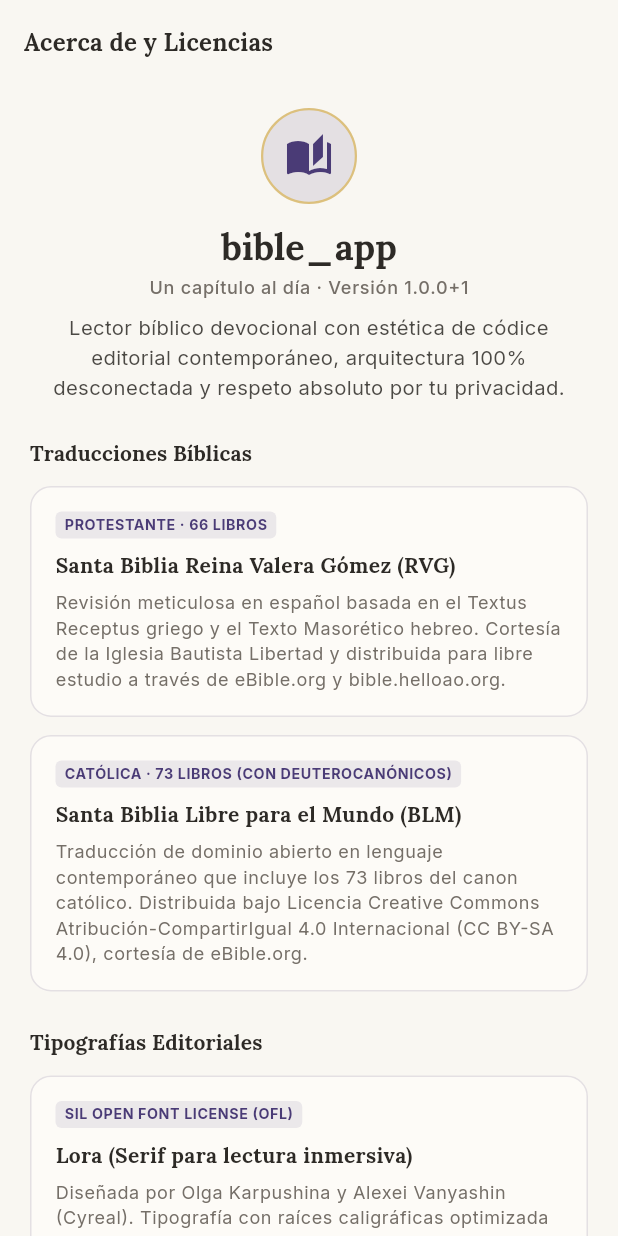
After one commit to Matute0512/bible-app, a Flutter app: the AboutLicensesScreen screen opened by its route, on a phone screen of 412 x 824 dp. The commit adds this screen. Run offline on Flutter 3.47's test engine with Material 3 defaults, Android fonts, the phone set to English and light mode, and no system bars; our stand-ins replace drift, flutter_local_notifications, flutter_riverpod, flutter_timezone, go_router, google_fonts and 4 more; accounts and stored records are empty; generated files the repository leaves out were written again; project files that could hold a hidden picture were left out.

Commit message:
feat(hardening): add AboutLicensesScreen, local backup export/import, privacy policy and Play Store hardening

```diff
--- a/lib/router.dart
+++ b/lib/router.dart
@@ -7,6 +7,7 @@ import 'screens/app_shell_screen.dart';
 import 'screens/dashboard_screen.dart';
 import 'screens/explore_screen.dart';
 import 'screens/onboarding_screen.dart';
+import 'screens/about_licenses_screen.dart';
 import 'screens/plans_screen.dart';
 import 'screens/reading_screen.dart';
 import 'screens/saved_screen.dart';
@@ -94,6 +95,10 @@ final routerProvider = Provider<GoRouter>((ref) {
         path: '/plans',
         builder: (context, state) => const PlansScreen(),
       ),
+      GoRoute(
+        path: '/about',
+        builder: (context, state) => const AboutLicensesScreen(),
+      ),
     ],
     redirect: (context, state) {
       final prefsAsync = ref.read(sharedPreferencesProvider);
--- /dev/null
+++ b/lib/screens/about_licenses_screen.dart
@@ -0,0 +1,296 @@
+import 'package:flutter/material.dart';
+import '../theme/bible_theme.dart';
+
+/// Screen detailing biblical copyright attributions, font licenses, open-source
+/// dependencies, and local-first privacy commitments.
+class AboutLicensesScreen extends StatelessWidget {
+  const AboutLicensesScreen({super.key});
+
+  @override
+  Widget build(BuildContext context) {
+    final theme = Theme.of(context);
+    final readingStyle = BibleReadingStyle.of(context);
+
+    return Scaffold(
+      backgroundColor: readingStyle.surfaceColor,
+      appBar: AppBar(
+        backgroundColor: readingStyle.surfaceColor,
+        elevation: 0,
+        scrolledUnderElevation: 0,
+        title: Text(
+          'Acerca de y Licencias',
+          style: theme.textTheme.titleMedium?.copyWith(
+            fontFamily: 'Lora',
+            fontWeight: FontWeight.bold,
+            color: readingStyle.textColor,
+          ),
+        ),
+      ),
+      body: ListView(
+        padding: const EdgeInsets.symmetric(horizontal: 20, vertical: 16),
+        children: [
+          // -----------------------------------------------------------------
+          // 1. App Identity Header
+          // -----------------------------------------------------------------
+          Center(
+            child: Column(
+              children: [
+                Container(
+                  width: 64,
+                  height: 64,
+                  decoration: BoxDecoration(
+                    color: ReadingPalette.indigo.withValues(alpha: 0.12),
+                    shape: BoxShape.circle,
+                    border: Border.all(
+                      color: ReadingPalette.amber.withValues(alpha: 0.5),
+                      width: 1.5,
+                    ),
+                  ),
+                  child: const Icon(
+                    Icons.auto_stories,
+                    size: 32,
+                    color: ReadingPalette.indigo,
+                  ),
+                ),
+                const SizedBox(height: 12),
+                Text(
+                  'bible_app',
+                  style: theme.textTheme.headlineSmall?.copyWith(
+                    fontFamily: 'Lora',
+                    fontWeight: FontWeight.bold,
+                    color: readingStyle.textColor,
+                  ),
+                ),
+                const SizedBox(height: 4),
+                Text(
+                  'Un capítulo al día · Versión 1.0.0+1',
+                  style: theme.textTheme.labelMedium?.copyWith(
+                    fontFamily: 'Inter',
+                    color: readingStyle.metaColor,
+                  ),
+                ),
+                const SizedBox(height: 8),
+                Text(
+                  'Lector bíblico devocional con estética de códice editorial contemporáneo, arquitectura 100% desconectada y respeto absoluto por tu privacidad.',
+                  textAlign: TextAlign.center,
+                  style: theme.textTheme.bodyMedium?.copyWith(
+                    fontFamily: 'Inter',
+                    color: readingStyle.textColor.withValues(alpha: 0.85),
+                    height: 1.45,
+                    fontSize: 13.5,
+                  ),
+                ),
+              ],
+            ),
+          ),
+          const SizedBox(height: 24),
+
+          // -----------------------------------------------------------------
+          // 2. Biblical Texts & Copyright
+          // -----------------------------------------------------------------
+          _buildSectionHeader(context, 'Traducciones Bíblicas'),
+          const SizedBox(height: 12),
+          _buildLicenseCard(
+            context,
+            title: 'Santa Biblia Reina Valera Gómez (RVG)',
+            badge: 'PROTESTANTE · 66 LIBROS',
+            description:
+                'Revisión meticulosa en español basada en el Textus Receptus griego y el Texto Masorético hebreo. '
+                'Cortesía de la Iglesia Bautista Libertad y distribuida para libre estudio a través de eBible.org y bible.helloao.org.',
+          ),
+          const SizedBox(height: 12),
+          _buildLicenseCard(
+            context,
+            title: 'Santa Biblia Libre para el Mundo (BLM)',
+            badge: 'CATÓLICA · 73 LIBROS (CON DEUTEROCANÓNICOS)',
+            description:
+                'Traducción de dominio abierto en lenguaje contemporáneo que incluye los 73 libros del canon católico. '
+                'Distribuida bajo Licencia Creative Commons Atribución-CompartirIgual 4.0 Internacional (CC BY-SA 4.0), cortesía de eBible.org.',
+          ),
+          const SizedBox(height: 24),
+
+          // -----------------------------------------------------------------
+          // 3. Typographic Heritage
+          // -----------------------------------------------------------------
+          _buildSectionHeader(context, 'Tipografías Editoriales'),
+          const SizedBox(height: 12),
+          _buildLicenseCard(
+            context,
+            title: 'Lora (Serif para lectura inmersiva)',
+            badge: 'SIL OPEN FONT LICENSE (OFL)',
+            description:
+                'Diseñada por Olga Karpushina y Alexei Vanyashin (Cyreal). '
+                'Tipografía con raíces caligráficas optimizada para párrafos extensos de prosa bíblica.',
+          ),
+          const SizedBox(height: 12),
+          _buildLicenseCard(
+            context,
+            title: 'Inter (Sans-serif para interfaz y versalitas)',
+            badge: 'SIL OPEN FONT LICENSE (OFL)',
+            description:
+                'Diseñada por Rasmus Andersson. '
+                'Familia geométrica de alta legibilidad en pantallas digitales, empleada en títulos, referencias y notas.',
+          ),
+          const SizedBox(height: 24),
+
+          // -----------------------------------------------------------------
+          // 4. Privacy Commitment
+          // -----------------------------------------------------------------
+          _buildSectionHeader(context, 'Privacidad y Filosofía Local-First'),
+          const SizedBox(height: 12),
+          Container(
+            padding: const EdgeInsets.all(18),
+            decoration: BoxDecoration(
+              color: readingStyle.cardBackground,
+              borderRadius: BorderRadius.circular(16),
+              border: Border.all(
+                color: theme.colorScheme.outlineVariant.withValues(alpha: 0.5),
+              ),
+            ),
+            child: Column(
+              crossAxisAlignment: CrossAxisAlignment.start,
+              children: [
+                Row(
+                  children: [
+                    const Icon(
+                      Icons.security_outlined,
+                      color: ReadingPalette.indigo,
+                      size: 20,
+                    ),
+                    const SizedBox(width: 8),
+                    Text(
+                      'Tus reflexiones son tuyas',
+                      style: theme.textTheme.titleSmall?.copyWith(
+                        fontFamily: 'Lora',
+                        fontWeight: FontWeight.bold,
+                        color: readingStyle.textColor,
+                      ),
+                    ),
+                  ],
+                ),
+                const SizedBox(height: 8),
+                Text(
+                  'Esta aplicación no recopila información personal, no contiene publicidad comercial ni SDKs de rastreo o analítica invasiva. '
+                  'Tus notas, favoritos, colores de resaltado y planes residen únicamente en la base de datos local SQLite de tu teléfono.',
+                  style: theme.textTheme.bodySmall?.copyWith(
+                    fontFamily: 'Inter',
+                    color: readingStyle.textColor.withValues(alpha: 0.85),
+                    height: 1.45,
+                  ),
+                ),
+              ],
+            ),
+          ),
+          const SizedBox(height: 24),
+
+          // -----------------------------------------------------------------
+          // 5. Open Source Packages
+          // -----------------------------------------------------------------
+          OutlinedButton.icon(
+            onPressed: () {
+              showLicensePage(
+                context: context,
+                applicationName: 'bible_app · Un capítulo al día',
+                applicationVersion: '1.0.0+1',
+                applicationIcon: const Padding(
+                  padding: EdgeInsets.all(12),
+                  child: Icon(Icons.auto_stories, size: 36),
+                ),
+              );
+            },
+            icon: const Icon(Icons.description_outlined, size: 18),
+            label: const Text(
+              'Ver licencias de bibliotecas de código abierto',
+              style: TextStyle(fontFamily: 'Inter'),
+            ),
+            style: OutlinedButton.styleFrom(
+              padding: const EdgeInsets.symmetric(vertical: 14),
+              shape: RoundedRectangleBorder(
+                borderRadius: BorderRadius.circular(12),
+              ),
+            ),
+          ),
+        ],
+      ),
+    );
+  }
+
+  Widget _buildSectionHeader(BuildContext context, String title) {
+    final theme = Theme.of(context);
+    final readingStyle = BibleReadingStyle.of(context);
+
+    return Text(
+      title,
+      style: theme.textTheme.titleSmall?.copyWith(
+        fontFamily: 'Lora',
+        fontWeight: FontWeight.bold,
+        color: readingStyle.textColor,
+      ),
+    );
+  }
+
+  Widget _buildLicenseCard(
+    BuildContext context, {
+    required String title,
+    required String badge,
+    required String description,
+  }) {
+    final theme = Theme.of(context);
+    final readingStyle = BibleReadingStyle.of(context);
+
+    return Container(
+      padding: const EdgeInsets.all(16),
+      decoration: BoxDecoration(
+        color: readingStyle.cardBackground,
+        borderRadius: BorderRadius.circular(14),
+        border: Border.all(
+          color: theme.colorScheme.outlineVariant.withValues(alpha: 0.5),
+        ),
+      ),
+      child: Column(
+        crossAxisAlignment: CrossAxisAlignment.start,
+        children: [
+          Row(
+            children: [
+              Container(
+                padding: const EdgeInsets.symmetric(horizontal: 6, vertical: 2),
+                decoration: BoxDecoration(
+                  color: ReadingPalette.indigo.withValues(alpha: 0.1),
+                  borderRadius: BorderRadius.circular(4),
+                ),
+                child: Text(
+                  badge,
+                  style: theme.textTheme.labelSmall?.copyWith(
+                    fontFamily: 'Inter',
+                    fontSize: 9.5,
+                    fontWeight: FontWeight.bold,
+                    letterSpacing: 0.4,
+                    color: ReadingPalette.indigo,
+                  ),
+                ),
+              ),
+            ],
+          ),
+          const SizedBox(height: 8),
+          Text(
+            title,
+            style: theme.textTheme.bodyMedium?.copyWith(
+              fontFamily: 'Lora',
+              fontWeight: FontWeight.bold,
+              color: readingStyle.textColor,
+            ),
+          ),
+          const SizedBox(height: 6),
+          Text(
+            description,
+            style: theme.textTheme.bodySmall?.copyWith(
+              fontFamily: 'Inter',
+              color: readingStyle.metaColor,
+              height: 1.4,
+            ),
+          ),
+        ],
+      ),
+    );
+  }
+}
```
Also changed, not shown: lib/services/backup_service.dart (added, +198 -0 lines), lib/widgets/reader/settings_sheet.dart (+130 -2 lines), lib/models/reading_plan_definition.dart (line endings or trailing spaces), 4 other files.
